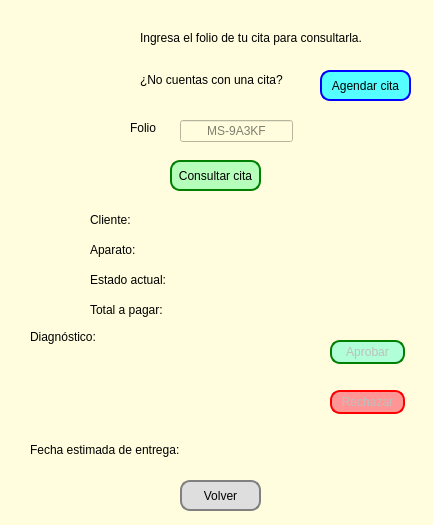
Above: dashboard_cliente.ui from ileosalazar/MultiserviciosProfesionalesJG before the change. Below: the same form after it.
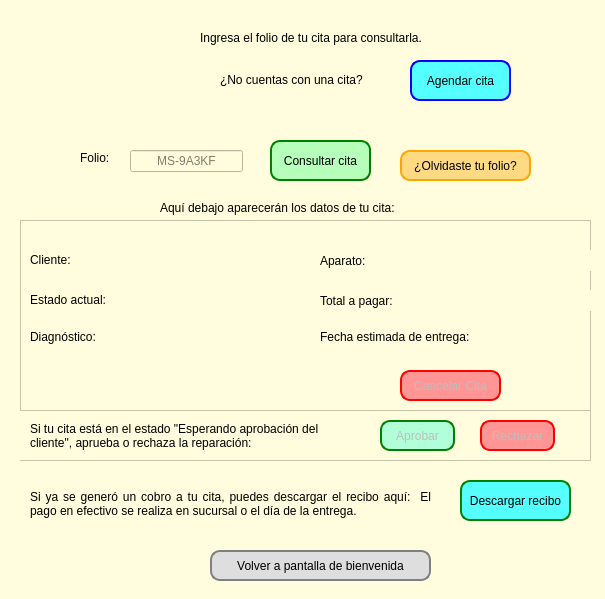
That is the form after the change. Icons and pictures are not drawn.

Commit message: Agregadas funciones de recibo y validaciones

Patch:
```diff
--- a/dashboard_cliente.ui
+++ b/dashboard_cliente.ui
@@ -6,8 +6,8 @@
    <rect>
     <x>0</x>
     <y>0</y>
-    <width>433</width>
-    <height>525</height>
+    <width>605</width>
+    <height>599</height>
    </rect>
   </property>
   <property name="windowTitle">
@@ -19,7 +19,7 @@
   <widget class="QLabel" name="label_2">
    <property name="geometry">
     <rect>
-     <x>140</x>
+     <x>200</x>
      <y>30</y>
      <width>271</width>
      <height>16</height>
@@ -32,65 +32,12 @@
     <string>Ingresa el folio de tu cita para consultarla.</string>
    </property>
   </widget>
-  <widget class="QLabel" name="label_3">
-   <property name="geometry">
-    <rect>
-     <x>130</x>
-     <y>120</y>
-     <width>41</width>
-     <height>16</height>
-    </rect>
-   </property>
-   <property name="styleSheet">
-    <string notr="true">font: 9pt &quot;Verdana&quot;;</string>
-   </property>
-   <property name="text">
-    <string>Folio</string>
-   </property>
-  </widget>
-  <widget class="QLineEdit" name="input_folio">
-   <property name="geometry">
-    <rect>
-     <x>180</x>
-     <y>120</y>
-     <width>113</width>
-     <height>22</height>
-    </rect>
-   </property>
-   <property name="styleSheet">
-    <string notr="true"/>
-   </property>
-   <property name="alignment">
-    <set>Qt::AlignmentFlag::AlignCenter</set>
-   </property>
-   <property name="placeholderText">
-    <string>MS-9A3KF</string>
-   </property>
-  </widget>
-  <widget class="QPushButton" name="btn_buscar">
-   <property name="geometry">
-    <rect>
-     <x>170</x>
-     <y>160</y>
-     <width>91</width>
-     <height>31</height>
-    </rect>
-   </property>
-   <property name="styleSheet">
-    <string notr="true">background-color: rgb(181, 255, 187);
-border: 2px solid green;
-border-radius: 10px;</string>
-   </property>
-   <property name="text">
-    <string>Consultar cita</string>
-   </property>
-  </widget>
   <widget class="QPushButton" name="btn_volver">
    <property name="geometry">
     <rect>
-     <x>180</x>
-     <y>480</y>
-     <width>81</width>
+     <x>210</x>
+     <y>550</y>
+     <width>221</width>
      <height>31</height>
     </rect>
    </property>
@@ -100,13 +47,13 @@
 background-color: rgb(222, 222, 222);</string>
    </property>
    <property name="text">
-    <string>Volver</string>
+    <string>Volver a pantalla de bienvenida</string>
    </property>
   </widget>
   <widget class="QLabel" name="label_4">
    <property name="geometry">
     <rect>
-     <x>140</x>
+     <x>220</x>
      <y>70</y>
      <width>171</width>
      <height>20</height>
@@ -122,10 +69,10 @@
   <widget class="QPushButton" name="btn_agendar_nueva">
    <property name="geometry">
     <rect>
-     <x>320</x>
-     <y>70</y>
-     <width>91</width>
-     <height>31</height>
+     <x>410</x>
+     <y>60</y>
+     <width>101</width>
+     <height>41</height>
     </rect>
    </property>
    <property name="styleSheet">
@@ -138,74 +85,10 @@
     <string>Agendar cita</string>
    </property>
   </widget>
-  <widget class="QLabel" name="lbl_cliente">
-   <property name="geometry">
-    <rect>
-     <x>90</x>
-     <y>210</y>
-     <width>271</width>
-     <height>20</height>
-    </rect>
-   </property>
-   <property name="styleSheet">
-    <string notr="true">font: 8pt &quot;Verdana&quot;;</string>
-   </property>
-   <property name="text">
-    <string>Cliente:</string>
-   </property>
-  </widget>
-  <widget class="QLabel" name="lbl_aparato">
-   <property name="geometry">
-    <rect>
-     <x>90</x>
-     <y>240</y>
-     <width>271</width>
-     <height>20</height>
-    </rect>
-   </property>
-   <property name="styleSheet">
-    <string notr="true">font: 8pt &quot;Verdana&quot;;</string>
-   </property>
-   <property name="text">
-    <string>Aparato:</string>
-   </property>
-  </widget>
-  <widget class="QLabel" name="lbl_estado">
-   <property name="geometry">
-    <rect>
-     <x>90</x>
-     <y>270</y>
-     <width>271</width>
-     <height>20</height>
-    </rect>
-   </property>
-   <property name="styleSheet">
-    <string notr="true">font: 8pt &quot;Verdana&quot;;</string>
-   </property>
-   <property name="text">
-    <string>Estado actual: </string>
-   </property>
-  </widget>
-  <widget class="QLabel" name="lbl_total">
-   <property name="geometry">
-    <rect>
-     <x>90</x>
-     <y>300</y>
-     <width>271</width>
-     <height>20</height>
-    </rect>
-   </property>
-   <property name="styleSheet">
-    <string notr="true">font: 8pt &quot;Verdana&quot;;</string>
-   </property>
-   <property name="text">
-    <string>Total a pagar:</string>
-   </property>
-  </widget>
   <widget class="QLabel" name="label">
    <property name="geometry">
     <rect>
-     <x>20</x>
+     <x>60</x>
      <y>20</y>
      <width>111</width>
      <height>91</height>
@@ -221,87 +104,538 @@
     <bool>true</bool>
    </property>
   </widget>
-  <widget class="QLabel" name="lbl_diagnostico">
+  <widget class="QStackedWidget" name="stackedWidget">
    <property name="geometry">
     <rect>
-     <x>30</x>
-     <y>330</y>
-     <width>271</width>
-     <height>91</height>
+     <x>20</x>
+     <y>120</y>
+     <width>571</width>
+     <height>351</height>
     </rect>
    </property>
-   <property name="styleSheet">
-    <string notr="true">font: 8pt &quot;Verdana&quot;;</string>
+   <property name="currentIndex">
+    <number>0</number>
    </property>
-   <property name="text">
-    <string>Diagnóstico:</string>
-   </property>
-   <property name="alignment">
-    <set>Qt::AlignmentFlag::AlignLeading|Qt::AlignmentFlag::AlignLeft|Qt::AlignmentFlag::AlignTop</set>
-   </property>
-   <property name="wordWrap">
-    <bool>true</bool>
-   </property>
-  </widget>
-  <widget class="QPushButton" name="btn_aprobar">
-   <property name="enabled">
-    <bool>false</bool>
-   </property>
-   <property name="geometry">
-    <rect>
-     <x>330</x>
-     <y>340</y>
-     <width>75</width>
-     <height>24</height>
-    </rect>
-   </property>
-   <property name="styleSheet">
-    <string notr="true">border: 2px solid green;
+   <widget class="QWidget" name="page">
+    <widget class="QPushButton" name="btn_buscar">
+     <property name="geometry">
+      <rect>
+       <x>250</x>
+       <y>20</y>
+       <width>101</width>
+       <height>41</height>
+      </rect>
+     </property>
+     <property name="styleSheet">
+      <string notr="true">background-color: rgb(181, 255, 187);
+border: 2px solid green;
+border-radius: 10px;</string>
+     </property>
+     <property name="text">
+      <string>Consultar cita</string>
+     </property>
+    </widget>
+    <widget class="QLineEdit" name="input_folio">
+     <property name="geometry">
+      <rect>
+       <x>110</x>
+       <y>30</y>
+       <width>113</width>
+       <height>22</height>
+      </rect>
+     </property>
+     <property name="styleSheet">
+      <string notr="true"/>
+     </property>
+     <property name="alignment">
+      <set>Qt::AlignmentFlag::AlignCenter</set>
+     </property>
+     <property name="placeholderText">
+      <string>MS-9A3KF</string>
+     </property>
+    </widget>
+    <widget class="QLabel" name="label_3">
+     <property name="geometry">
+      <rect>
+       <x>60</x>
+       <y>30</y>
+       <width>41</width>
+       <height>16</height>
+      </rect>
+     </property>
+     <property name="styleSheet">
+      <string notr="true">font: 9pt &quot;Verdana&quot;;</string>
+     </property>
+     <property name="text">
+      <string>Folio:</string>
+     </property>
+    </widget>
+    <widget class="QFrame" name="frame_resultados">
+     <property name="geometry">
+      <rect>
+       <x>0</x>
+       <y>100</y>
+       <width>571</width>
+       <height>191</height>
+      </rect>
+     </property>
+     <property name="frameShape">
+      <enum>QFrame::Shape::StyledPanel</enum>
+     </property>
+     <property name="frameShadow">
+      <enum>QFrame::Shadow::Raised</enum>
+     </property>
+     <widget class="QLabel" name="lbl_estado">
+      <property name="geometry">
+       <rect>
+        <x>10</x>
+        <y>70</y>
+        <width>281</width>
+        <height>20</height>
+       </rect>
+      </property>
+      <property name="styleSheet">
+       <string notr="true">font: 8pt &quot;Verdana&quot;;</string>
+      </property>
+      <property name="text">
+       <string>Estado actual: </string>
+      </property>
+     </widget>
+     <widget class="QLabel" name="lbl_aparato">
+      <property name="geometry">
+       <rect>
+        <x>300</x>
+        <y>30</y>
+        <width>271</width>
+        <height>21</height>
+       </rect>
+      </property>
+      <property name="styleSheet">
+       <string notr="true">font: 8pt &quot;Verdana&quot;;</string>
+      </property>
+      <property name="text">
+       <string>Aparato:</string>
+      </property>
+     </widget>
+     <widget class="QLabel" name="lbl_cliente">
+      <property name="geometry">
+       <rect>
+        <x>10</x>
+        <y>30</y>
+        <width>251</width>
+        <height>20</height>
+       </rect>
+      </property>
+      <property name="styleSheet">
+       <string notr="true">font: 8pt &quot;Verdana&quot;;</string>
+      </property>
+      <property name="text">
+       <string>Cliente:</string>
+      </property>
+     </widget>
+     <widget class="QLabel" name="lbl_diagnostico">
+      <property name="geometry">
+       <rect>
+        <x>10</x>
+        <y>110</y>
+        <width>251</width>
+        <height>71</height>
+       </rect>
+      </property>
+      <property name="styleSheet">
+       <string notr="true">font: 8pt &quot;Verdana&quot;;</string>
+      </property>
+      <property name="text">
+       <string>Diagnóstico:</string>
+      </property>
+      <property name="alignment">
+       <set>Qt::AlignmentFlag::AlignJustify|Qt::AlignmentFlag::AlignTop</set>
+      </property>
+      <property name="wordWrap">
+       <bool>true</bool>
+      </property>
+     </widget>
+     <widget class="QLabel" name="lbl_total">
+      <property name="geometry">
+       <rect>
+        <x>300</x>
+        <y>70</y>
+        <width>271</width>
+        <height>21</height>
+       </rect>
+      </property>
+      <property name="styleSheet">
+       <string notr="true">font: 8pt &quot;Verdana&quot;;</string>
+      </property>
+      <property name="text">
+       <string>Total a pagar:</string>
+      </property>
+     </widget>
+     <widget class="QLabel" name="lbl_fecha_entrega">
+      <property name="enabled">
+       <bool>true</bool>
+      </property>
+      <property name="geometry">
+       <rect>
+        <x>300</x>
+        <y>110</y>
+        <width>261</width>
+        <height>31</height>
+       </rect>
+      </property>
+      <property name="styleSheet">
+       <string notr="true">font: 8pt &quot;Verdana&quot;;</string>
+      </property>
+      <property name="text">
+       <string>Fecha estimada de entrega:</string>
+      </property>
+      <property name="alignment">
+       <set>Qt::AlignmentFlag::AlignLeading|Qt::AlignmentFlag::AlignLeft|Qt::AlignmentFlag::AlignTop</set>
+      </property>
+      <property name="wordWrap">
+       <bool>true</bool>
+      </property>
+     </widget>
+     <widget class="QPushButton" name="btn_cancelar_cita">
+      <property name="enabled">
+       <bool>false</bool>
+      </property>
+      <property name="geometry">
+       <rect>
+        <x>380</x>
+        <y>150</y>
+        <width>101</width>
+        <height>31</height>
+       </rect>
+      </property>
+      <property name="styleSheet">
+       <string notr="true">border: 2px solid red;
+border-radius: 10px;
+background-color: rgb(255, 149, 149);</string>
+      </property>
+      <property name="text">
+       <string>Cancelar Cita</string>
+      </property>
+     </widget>
+    </widget>
+    <widget class="QPushButton" name="btn_ir_recuperar">
+     <property name="geometry">
+      <rect>
+       <x>380</x>
+       <y>30</y>
+       <width>131</width>
+       <height>31</height>
+      </rect>
+     </property>
+     <property name="styleSheet">
+      <string notr="true">background-color: rgb(255, 218, 131);
+border: 2px solid orange;
+border-radius: 10px;</string>
+     </property>
+     <property name="text">
+      <string>¿Olvidaste tu folio?</string>
+     </property>
+     <property name="flat">
+      <bool>true</bool>
+     </property>
+    </widget>
+    <widget class="QFrame" name="frame_aprobacion">
+     <property name="geometry">
+      <rect>
+       <x>-10</x>
+       <y>290</y>
+       <width>581</width>
+       <height>51</height>
+      </rect>
+     </property>
+     <property name="frameShape">
+      <enum>QFrame::Shape::StyledPanel</enum>
+     </property>
+     <property name="frameShadow">
+      <enum>QFrame::Shadow::Raised</enum>
+     </property>
+     <widget class="QLabel" name="label_6">
+      <property name="geometry">
+       <rect>
+        <x>20</x>
+        <y>10</y>
+        <width>331</width>
+        <height>31</height>
+       </rect>
+      </property>
+      <property name="styleSheet">
+       <string notr="true">font: 8pt &quot;Verdana&quot;;</string>
+      </property>
+      <property name="text">
+       <string>Si tu cita está en el estado &quot;Esperando aprobación del cliente&quot;, aprueba o rechaza la reparación:</string>
+      </property>
+      <property name="wordWrap">
+       <bool>true</bool>
+      </property>
+     </widget>
+     <widget class="QPushButton" name="btn_rechazar">
+      <property name="enabled">
+       <bool>false</bool>
+      </property>
+      <property name="geometry">
+       <rect>
+        <x>470</x>
+        <y>10</y>
+        <width>75</width>
+        <height>31</height>
+       </rect>
+      </property>
+      <property name="styleSheet">
+       <string notr="true">border: 2px solid red;
+border-radius: 10px;
+background-color: rgb(255, 149, 149);</string>
+      </property>
+      <property name="text">
+       <string>Rechazar</string>
+      </property>
+     </widget>
+     <widget class="QPushButton" name="btn_aprobar">
+      <property name="enabled">
+       <bool>false</bool>
+      </property>
+      <property name="geometry">
+       <rect>
+        <x>370</x>
+        <y>10</y>
+        <width>75</width>
+        <height>31</height>
+       </rect>
+      </property>
+      <property name="styleSheet">
+       <string notr="true">border: 2px solid green;
 border-radius: 10px;
 background-color: rgb(176, 255, 216);</string>
-   </property>
-   <property name="text">
-    <string>Aprobar</string>
-   </property>
-  </widget>
-  <widget class="QPushButton" name="btn_rechazar">
-   <property name="enabled">
-    <bool>false</bool>
-   </property>
-   <property name="geometry">
-    <rect>
-     <x>330</x>
-     <y>390</y>
-     <width>75</width>
-     <height>24</height>
-    </rect>
-   </property>
-   <property name="styleSheet">
-    <string notr="true">border: 2px solid red;
+      </property>
+      <property name="text">
+       <string>Aprobar</string>
+      </property>
+     </widget>
+    </widget>
+    <widget class="QLabel" name="label_5">
+     <property name="geometry">
+      <rect>
+       <x>140</x>
+       <y>80</y>
+       <width>321</width>
+       <height>16</height>
+      </rect>
+     </property>
+     <property name="styleSheet">
+      <string notr="true">font: 9pt &quot;Verdana&quot;;</string>
+     </property>
+     <property name="text">
+      <string>Aquí debajo aparecerán los datos de tu cita:</string>
+     </property>
+    </widget>
+   </widget>
+   <widget class="QWidget" name="page_2">
+    <widget class="QLabel" name="label_7">
+     <property name="geometry">
+      <rect>
+       <x>20</x>
+       <y>20</y>
+       <width>521</width>
+       <height>31</height>
+      </rect>
+     </property>
+     <property name="styleSheet">
+      <string notr="true">font: 9pt &quot;Verdana&quot;;</string>
+     </property>
+     <property name="text">
+      <string>Ingresa los datos con los que registraste tu cita para buscarla. Si todos coinciden con alguna registrada, se te entregará el folio correspondiente.</string>
+     </property>
+     <property name="alignment">
+      <set>Qt::AlignmentFlag::AlignCenter</set>
+     </property>
+     <property name="wordWrap">
+      <bool>true</bool>
+     </property>
+    </widget>
+    <widget class="QLabel" name="label_8">
+     <property name="geometry">
+      <rect>
+       <x>40</x>
+       <y>90</y>
+       <width>181</width>
+       <height>16</height>
+      </rect>
+     </property>
+     <property name="text">
+      <string>Ingresa tu número telefónico:</string>
+     </property>
+    </widget>
+    <widget class="QLabel" name="label_9">
+     <property name="geometry">
+      <rect>
+       <x>40</x>
+       <y>130</y>
+       <width>181</width>
+       <height>16</height>
+      </rect>
+     </property>
+     <property name="text">
+      <string>Ingresa tu apellido paterno:</string>
+     </property>
+    </widget>
+    <widget class="QLabel" name="label_10">
+     <property name="geometry">
+      <rect>
+       <x>40</x>
+       <y>170</y>
+       <width>181</width>
+       <height>16</height>
+      </rect>
+     </property>
+     <property name="text">
+      <string>Ingresa tu tipo de aparato:</string>
+     </property>
+    </widget>
+    <widget class="QLineEdit" name="input_rec_telefono">
+     <property name="geometry">
+      <rect>
+       <x>220</x>
+       <y>90</y>
+       <width>141</width>
+       <height>22</height>
+      </rect>
+     </property>
+     <property name="alignment">
+      <set>Qt::AlignmentFlag::AlignCenter</set>
+     </property>
+     <property name="placeholderText">
+      <string>8123456789</string>
+     </property>
+    </widget>
+    <widget class="QLineEdit" name="input_rec_apellido">
+     <property name="geometry">
+      <rect>
+       <x>220</x>
+       <y>130</y>
+       <width>141</width>
+       <height>22</height>
+      </rect>
+     </property>
+     <property name="alignment">
+      <set>Qt::AlignmentFlag::AlignCenter</set>
+     </property>
+     <property name="placeholderText">
+      <string>Apellido paterno</string>
+     </property>
+    </widget>
+    <widget class="QLineEdit" name="input_rec_aparato">
+     <property name="geometry">
+      <rect>
+       <x>220</x>
+       <y>170</y>
+       <width>141</width>
+       <height>22</height>
+      </rect>
+     </property>
+     <property name="alignment">
+      <set>Qt::AlignmentFlag::AlignCenter</set>
+     </property>
+     <property name="placeholderText">
+      <string>Lavadora, Secadora, etc.</string>
+     </property>
+    </widget>
+    <widget class="QPushButton" name="btn_buscar_folio_perdido">
+     <property name="geometry">
+      <rect>
+       <x>400</x>
+       <y>110</y>
+       <width>111</width>
+       <height>51</height>
+      </rect>
+     </property>
+     <property name="styleSheet">
+      <string notr="true">background-color: rgb(141, 255, 135);
+font: bold 9pt &quot;Segoe UI&quot;;
+border: 2px solid green;
+border-radius: 10px;</string>
+     </property>
+     <property name="text">
+      <string>Buscar mi folio</string>
+     </property>
+    </widget>
+    <widget class="QLabel" name="lbl_folio_recuperado">
+     <property name="geometry">
+      <rect>
+       <x>170</x>
+       <y>230</y>
+       <width>251</width>
+       <height>16</height>
+      </rect>
+     </property>
+     <property name="styleSheet">
+      <string notr="true">font: 700 11pt &quot;Segoe UI&quot;;</string>
+     </property>
+     <property name="text">
+      <string>Folio recuperado: </string>
+     </property>
+    </widget>
+    <widget class="QPushButton" name="btn_volver_consulta">
+     <property name="geometry">
+      <rect>
+       <x>180</x>
+       <y>280</y>
+       <width>221</width>
+       <height>31</height>
+      </rect>
+     </property>
+     <property name="styleSheet">
+      <string notr="true">border: 2px solid gray;
 border-radius: 10px;
-background-color: rgb(255, 149, 149);</string>
-   </property>
-   <property name="text">
-    <string>Rechazar</string>
-   </property>
+background-color: rgb(255, 255, 127);</string>
+     </property>
+     <property name="text">
+      <string>Volver a &quot;Buscar Folio&quot;</string>
+     </property>
+    </widget>
+   </widget>
   </widget>
-  <widget class="QLabel" name="lbl_fecha_entrega">
-   <property name="enabled">
-    <bool>true</bool>
-   </property>
+  <widget class="QLabel" name="lbl_recibo">
    <property name="geometry">
     <rect>
      <x>30</x>
-     <y>440</y>
-     <width>361</width>
-     <height>20</height>
+     <y>490</y>
+     <width>401</width>
+     <height>31</height>
     </rect>
    </property>
    <property name="styleSheet">
     <string notr="true">font: 8pt &quot;Verdana&quot;;</string>
    </property>
    <property name="text">
-    <string>Fecha estimada de entrega:</string>
+    <string>Si ya se generó un cobro a tu cita, puedes descargar el recibo aquí:  El pago en efectivo se realiza en sucursal o el día de la entrega.</string>
+   </property>
+   <property name="alignment">
+    <set>Qt::AlignmentFlag::AlignJustify|Qt::AlignmentFlag::AlignTop</set>
+   </property>
+   <property name="wordWrap">
+    <bool>true</bool>
+   </property>
+  </widget>
+  <widget class="QPushButton" name="btn_generar_recibo">
+   <property name="geometry">
+    <rect>
+     <x>460</x>
+     <y>480</y>
+     <width>111</width>
+     <height>41</height>
+    </rect>
+   </property>
+   <property name="styleSheet">
+    <string notr="true">background-color: rgb(85, 255, 255);
+border: 2px solid green;
+border-radius: 10px;</string>
+   </property>
+   <property name="text">
+    <string>Descargar recibo</string>
    </property>
   </widget>
  </widget>
```
The commit also changes 4 other files.
